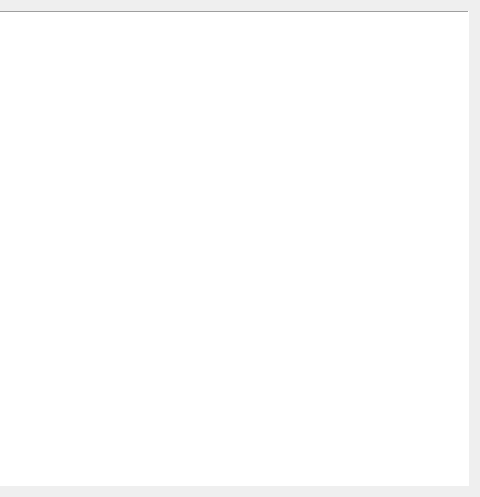
Qt form src/searchaccountwidget.ui (libjournaldev/libjournal) before a commit; both pictures show x 254 to 734 and y 0 to 497 of the 734 by 497 pixel window.
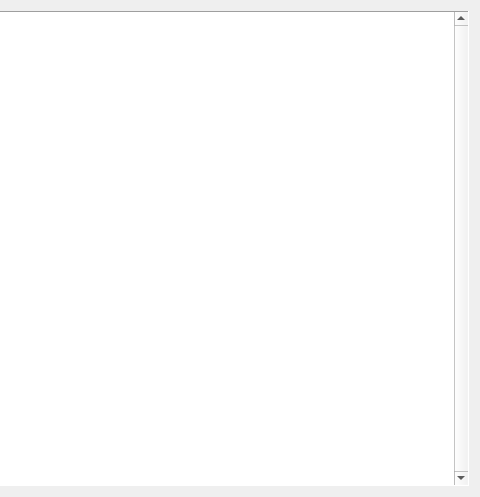
The same form after that commit. Icons and pictures are not drawn.

Diff of the .ui file:
```diff
--- a/src/searchaccountwidget.ui
+++ b/src/searchaccountwidget.ui
@@ -121,6 +121,9 @@
      <property name="frameShadow">
       <enum>QFrame::Sunken</enum>
      </property>
+     <property name="verticalScrollBarPolicy">
+      <enum>Qt::ScrollBarAlwaysOn</enum>
+     </property>
      <property name="horizontalScrollBarPolicy">
       <enum>Qt::ScrollBarAsNeeded</enum>
      </property>
```
